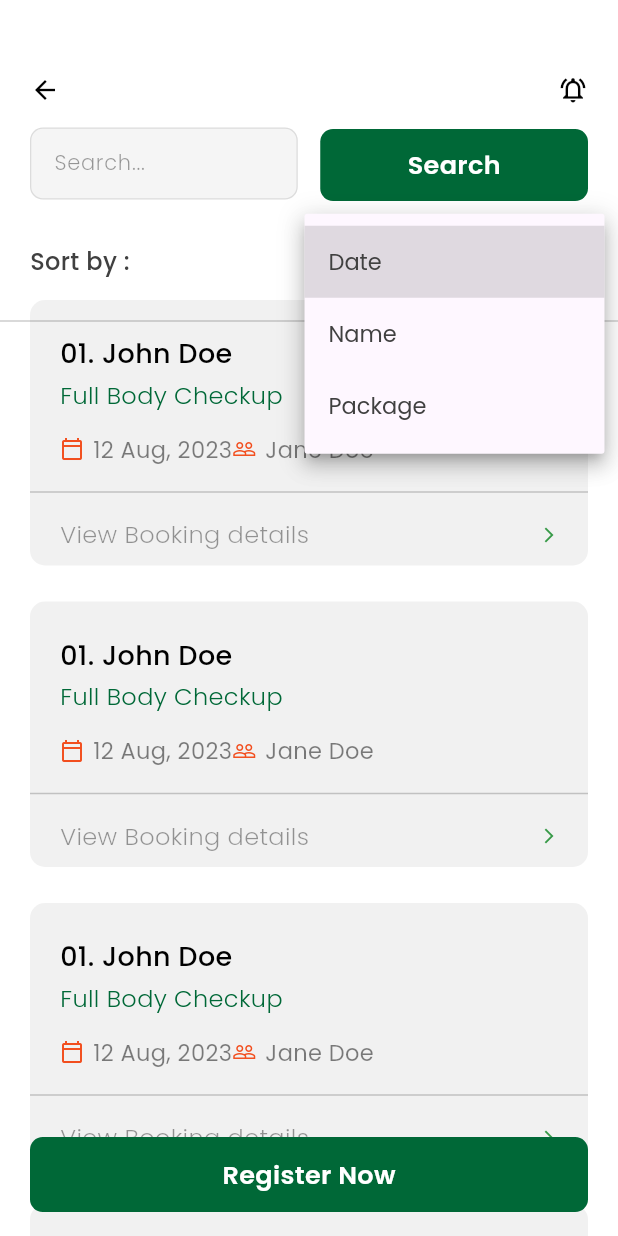
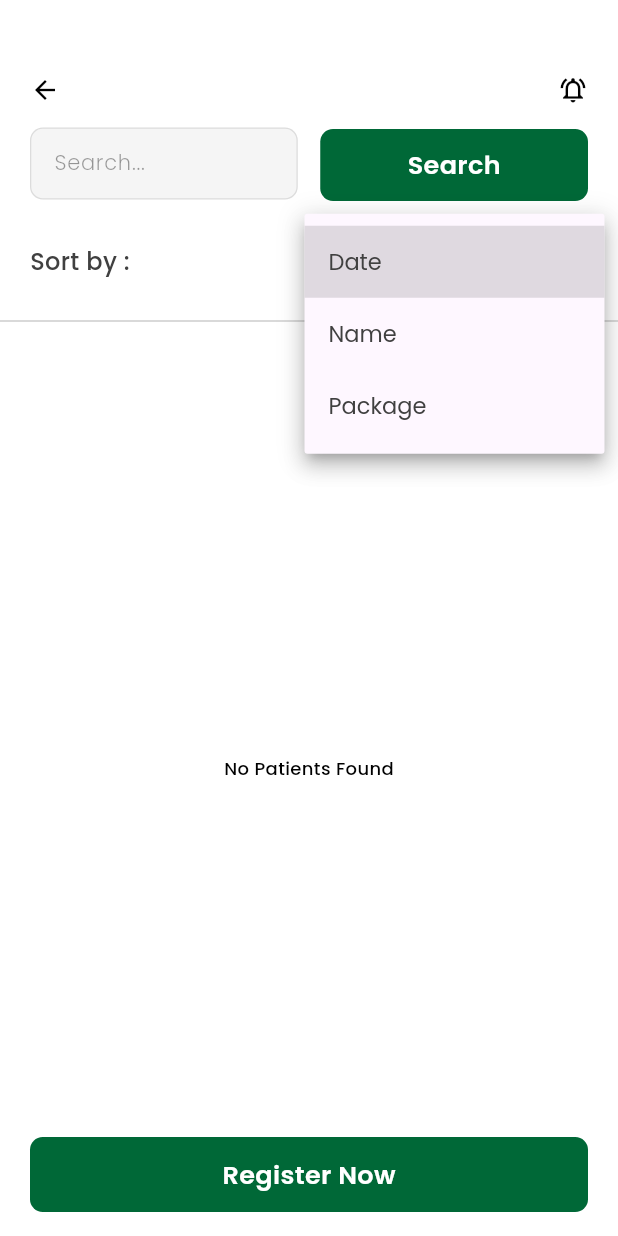
Before and after one commit to ShyamaPrabha/Ayur-Care, a Flutter app: the PatientListingScreen screen opened directly, after a tap on "Date", on a phone screen of 412 x 824 dp. Run offline on Flutter 3.47's test engine with Material 3 defaults, Android fonts, the phone set to English and light mode, and no system bars; our stand-ins replace flutter_svg, pdf, printing, shared_preferences; accounts and stored records are empty; network calls fail.

```diff
--- a/lib/data/models/login_response.dart
+++ b/lib/data/models/login_response.dart
@@ -16,11 +16,11 @@ class LoginResponse {
 
   factory LoginResponse.fromJson(Map<String, dynamic> json) {
     return LoginResponse(
-      status: json['status'] ?? '',
+      status: json['status'] ?? false,
       message: json['message'] ?? '',
       token: json['token'] ?? '',
       user_details: UserDetails.fromJson(json['user_details'] ?? {}),
-      is_superuser: json['is_superuser'] ?? '',
+      is_superuser: json['is_superuser'] ?? false,
     );
   }
 
@@ -80,8 +80,8 @@ class UserDetails {
       password: json['password'] ?? '',
       password_text: json['password_text'] ?? '',
       admin: json['admin'] ?? '',
-      is_admin: json['is_admin'] ?? '',
-      is_active: json['is_active'] ?? '',
+      is_admin: json['is_admin'] ?? false,
+      is_active: json['is_active'] ?? false,
       created_at: json['created_at'] ?? '',
       updated_at: json['updated_at'] ?? '',
       branch: json['branch'] ?? '',
--- a/lib/data/models/patient_list_response.dart
+++ b/lib/data/models/patient_list_response.dart
@@ -27,7 +27,7 @@ class PatientResponse {
 class Patient {
   int? id;
   List<PatientDetails>? patientdetailsSet;
-  String? branch;
+  dynamic branch;
   String? user;
   String? payment;
   String? name;
--- a/lib/presentation/screens/dashboard/dashboard_screen.dart
+++ b/lib/presentation/screens/dashboard/dashboard_screen.dart
@@ -2,16 +2,24 @@ import 'package:ayur_care/core/constants/app_colors.dart';
 import 'package:ayur_care/core/constants/app_strings.dart';
 import 'package:ayur_care/core/constants/app_textstyles.dart';
 import 'package:ayur_care/core/extensions/margin_extensions.dart';
+import 'package:ayur_care/core/utils/date_utils.dart';
+import 'package:ayur_care/presentation/provider/dashboard/dashboard_provider.dart';
 import 'package:ayur_care/presentation/screens/registration/register_screen.dart';
 import 'package:ayur_care/presentation/screens/widgets/common_app_bar.dart';
 import 'package:ayur_care/presentation/screens/widgets/common_button.dart';
+import 'package:flutter/cupertino.dart';
 import 'package:flutter/material.dart';
+import 'package:provider/provider.dart';
 
 class PatientListingScreen extends StatelessWidget {
   const PatientListingScreen({super.key});
 
   @override
   Widget build(BuildContext context) {
+    final dashboardProvider = context.watch<DashboardProvider>();
+    WidgetsBinding.instance.addPostFrameCallback((_) {
+      dashboardProvider.fetchPatients();
+    });
     return Scaffold(
       floatingActionButtonLocation: FloatingActionButtonLocation.centerFloat,
       floatingActionButton: Container(
@@ -38,19 +46,35 @@ class PatientListingScreen extends StatelessWidget {
       body: Column(
         children: [
           Expanded(
-            child: ListView.separated(
-              padding: const EdgeInsets.symmetric(horizontal: 20.0),
-              itemBuilder: (context, index) {
-                return PatientListCard(
-                  no: '01',
-                  name: 'John Doe',
-                  packageName: 'Full Body Checkup',
-                  date: '12 Aug, 2023',
-                  byStanderName: 'Jane Doe',
+            child: Builder(
+              builder: (context) {
+                if (dashboardProvider.isLoading) {
+                  return Center(child: CupertinoActivityIndicator());
+                } else if (dashboardProvider.patients.isEmpty) {
+                  return Center(
+                    child: Text(
+                      'No Patients Found',
+                      style: AppTextStyles.textStyle_500_12,
+                    ),
+                  );
+                }
+                return ListView.separated(
+                  padding: const EdgeInsets.symmetric(horizontal: 20.0),
+                  itemBuilder: (context, index) {
+                    var item = dashboardProvider.patients[index];
+                    return PatientListCard(
+                      no: '${index + 1}'.padLeft(2, '0'),
+                      name: item.name ?? '',
+                      packageName:
+                          item.patientdetailsSet?[0].treatmentName ?? '',
+                      date: formatDateForPatients(item.dateNdTime ?? ''),
+                      byStanderName: item.user ?? '',
+                    );
+                  },
+                  separatorBuilder: (context, index) => 24.hBox,
+                  itemCount: dashboardProvider.patients.length,
                 );
               },
-              separatorBuilder: (context, index) => 24.hBox,
-              itemCount: 5,
             ),
           ),
         ],
--- a/pubspec.yaml
+++ b/pubspec.yaml
@@ -22,6 +22,7 @@ dependencies:
   printing: ^5.14.2
   shared_preferences: ^2.5.3
   json_annotation: ^4.9.0
+  intl: ^0.20.2
 
 
 dev_dependencies:
```
Also changed, not shown: lib/core/utils/date_utils.dart (+8 -0 lines), pubspec.lock.
